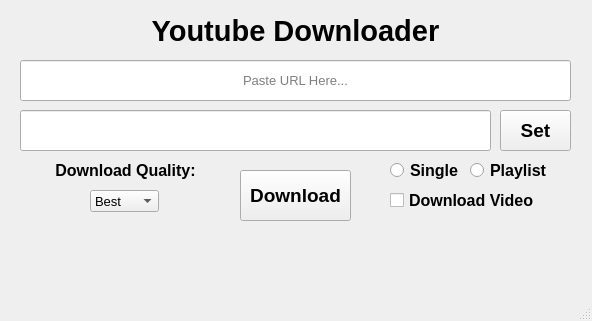
bytesenseidk/Youtube-Downloader, file Graphics.ui: the form before one commit.
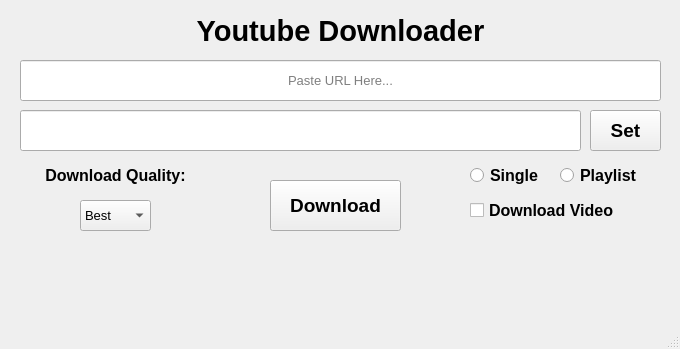
The form after the commit.

Patch:
```diff
--- a/Graphics.ui
+++ b/Graphics.ui
@@ -6,8 +6,8 @@
    <rect>
     <x>0</x>
     <y>0</y>
-    <width>592</width>
-    <height>321</height>
+    <width>680</width>
+    <height>349</height>
    </rect>
   </property>
   <property name="windowTitle">
@@ -17,9 +17,9 @@
    <widget class="QLabel" name="label_top">
     <property name="geometry">
      <rect>
-      <x>130</x>
+      <x>10</x>
       <y>10</y>
-      <width>331</width>
+      <width>661</width>
       <height>41</height>
      </rect>
     </property>
@@ -41,9 +41,9 @@
    <widget class="QPushButton" name="button_download">
     <property name="geometry">
      <rect>
-      <x>240</x>
-      <y>170</y>
-      <width>111</width>
+      <x>270</x>
+      <y>180</y>
+      <width>131</width>
       <height>51</height>
      </rect>
     </property>
@@ -62,9 +62,9 @@
    <widget class="QCheckBox" name="check_video">
     <property name="geometry">
      <rect>
-      <x>390</x>
-      <y>190</y>
-      <width>151</width>
+      <x>470</x>
+      <y>200</y>
+      <width>181</width>
       <height>21</height>
      </rect>
     </property>
@@ -85,7 +85,7 @@
      <rect>
       <x>20</x>
       <y>60</y>
-      <width>551</width>
+      <width>641</width>
       <height>41</height>
      </rect>
     </property>
@@ -111,7 +111,7 @@
    <widget class="QPushButton" name="button_set">
     <property name="geometry">
      <rect>
-      <x>500</x>
+      <x>590</x>
       <y>110</y>
       <width>71</width>
       <height>41</height>
@@ -134,7 +134,7 @@
      <rect>
       <x>20</x>
       <y>110</y>
-      <width>471</width>
+      <width>561</width>
       <height>41</height>
      </rect>
     </property>
@@ -154,10 +154,10 @@
    <widget class="QRadioButton" name="radio_single">
     <property name="geometry">
      <rect>
-      <x>390</x>
+      <x>470</x>
       <y>160</y>
-      <width>81</width>
-      <height>21</height>
+      <width>91</width>
+      <height>31</height>
      </rect>
     </property>
     <property name="font">
@@ -175,10 +175,10 @@
    <widget class="QRadioButton" name="radio_playlist">
     <property name="geometry">
      <rect>
-      <x>470</x>
+      <x>560</x>
       <y>160</y>
-      <width>81</width>
-      <height>21</height>
+      <width>101</width>
+      <height>31</height>
      </rect>
     </property>
     <property name="font">
@@ -198,7 +198,7 @@
      <rect>
       <x>20</x>
       <y>240</y>
-      <width>551</width>
+      <width>631</width>
       <height>31</height>
      </rect>
     </property>
@@ -220,10 +220,10 @@
    <widget class="QComboBox" name="combo_quality">
     <property name="geometry">
      <rect>
-      <x>90</x>
-      <y>190</y>
-      <width>69</width>
-      <height>22</height>
+      <x>80</x>
+      <y>200</y>
+      <width>71</width>
+      <height>31</height>
      </rect>
     </property>
     <property name="font">
@@ -253,10 +253,10 @@
    <widget class="QLabel" name="label_quality">
     <property name="geometry">
      <rect>
-      <x>50</x>
+      <x>20</x>
       <y>160</y>
-      <width>151</width>
-      <height>21</height>
+      <width>191</width>
+      <height>31</height>
      </rect>
     </property>
     <property name="font">
```
Left out of the diff: 4 changed lines with no effect on the pictures.
